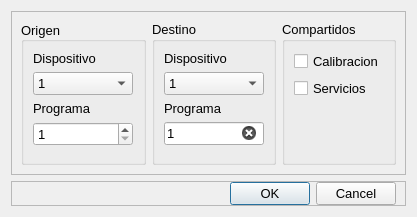
Qt form src/copiar/guiCopiar.ui (marcelo21/controlSoldadura-pc) before a commit.
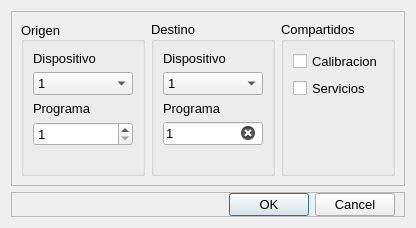
The same form after that commit. Icons and pictures are not drawn.

Diff of the .ui file:
```diff
--- a/src/copiar/guiCopiar.ui
+++ b/src/copiar/guiCopiar.ui
@@ -9,20 +9,20 @@
    <rect>
     <x>0</x>
     <y>0</y>
-    <width>417</width>
-    <height>217</height>
+    <width>396</width>
+    <height>228</height>
    </rect>
   </property>
   <property name="minimumSize">
    <size>
-    <width>417</width>
-    <height>217</height>
+    <width>0</width>
+    <height>0</height>
    </size>
   </property>
   <property name="maximumSize">
    <size>
-    <width>417</width>
-    <height>217</height>
+    <width>16777215</width>
+    <height>16777215</height>
    </size>
   </property>
   <property name="font">
```
Left out of the diff: 30 changed lines with no effect on the pictures.
